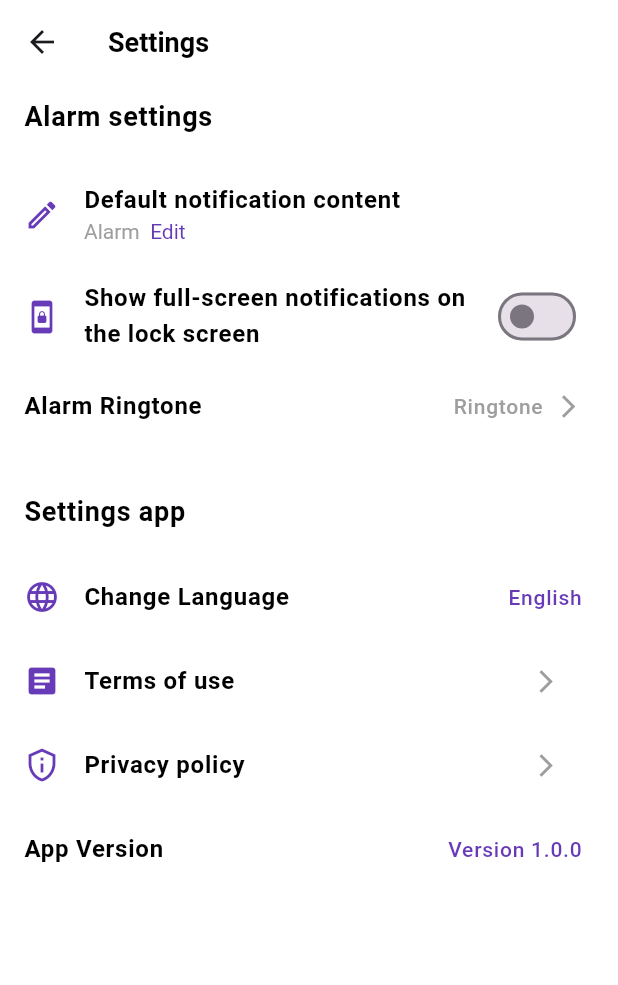
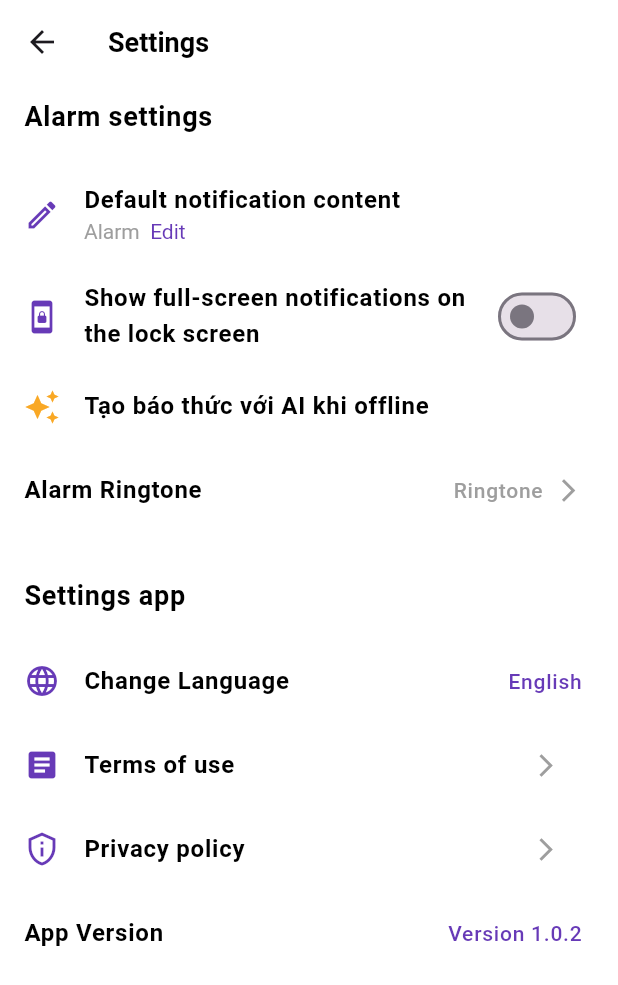
Before and after one commit to jeremienguyen20798/smart_clock, a Flutter app: the screen it shows after launch, after a tap on the "more vert" icon, on a phone screen of 412 x 824 dp. Shown: the top 985 px of the screen. Run offline on Flutter 3.47's test engine with Material 3 defaults, Android fonts, the phone set to English and light mode, and no system bars; our stand-ins replace bloc, easy_localization, equatable, firebase_core, firebase_remote_config, flutter_bloc and 8 more; missing offline and left inert: android_power_manager; accounts and stored records are empty; project files that could hold a hidden picture were left out.

Commit message:
Commit code: Edit ui app.

```diff
--- a/lib/core/utils/dialog_utils.dart
+++ b/lib/core/utils/dialog_utils.dart
@@ -27,7 +27,7 @@ class DialogUtils {
   }
 
   static void showAlertDialog(BuildContext context, String title,
-      String content, Function() onSettings) {
+      String content, Function() onSettings, Function() onCancel) {
     showDialog(
         context: context,
         builder: (BuildContext context) {
@@ -35,6 +35,8 @@ class DialogUtils {
         }).then((value) {
       if (value != null) {
         onSettings();
+      } else {
+        onCancel();
       }
     });
   }
--- a/lib/features/home/bloc/home_bloc.dart
+++ b/lib/features/home/bloc/home_bloc.dart
@@ -37,6 +37,7 @@ class HomeBloc extends Bloc<HomeEvent, HomeState> {
     on<OnControlAlarmByToggleSwitchEvent>(_onControlAlarmByToggleSwitch);
     on<OnReloadAlarmListEvent>(_onReloadAlarmList);
     on<OnShowAlertDialogEvent>(_onShowAlertDialog);
+    on<OnCancelAlertDialogEvent>(_onCancelAlertDialog);
   }
 
   Future<void> _onRequestPermission(
@@ -192,4 +193,9 @@ class HomeBloc extends Bloc<HomeEvent, HomeState> {
       OnShowAlertDialogEvent event, Emitter<HomeState> emitter) {
     emitter(ShowAlertDialogState(event.isShowDialog));
   }
+
+  void _onCancelAlertDialog(
+      OnCancelAlertDialogEvent event, Emitter<HomeState> emitter) {
+    emitter(CancelAlertDialogState());
+  }
 }
--- a/lib/features/home/bloc/home_event.dart
+++ b/lib/features/home/bloc/home_event.dart
@@ -60,3 +60,5 @@ class OnShowAlertDialogEvent extends HomeEvent {
 
   OnShowAlertDialogEvent(this.isShowDialog);
 }
+
+class OnCancelAlertDialogEvent extends HomeEvent {}
--- a/lib/features/home/bloc/home_state.dart
+++ b/lib/features/home/bloc/home_state.dart
@@ -108,3 +108,5 @@ class ShowAlertDialogState extends HomeState {
   @override
   List<Object?> get props => [isShowDialog];
 }
+
+class CancelAlertDialogState extends HomeState {}
--- a/lib/features/home/view/home_view.dart
+++ b/lib/features/home/view/home_view.dart
@@ -14,7 +14,7 @@ import 'package:smart_clock/shared/widgets/prompt_widget.dart';
 import 'package:smart_clock/features/settings/view/settings_page.dart';
 
 List<Alarm> alarmList = [];
-bool isDelete = false, isShowDialog = false;
+bool isDelete = false;
 List<Alarm>? deleteAlarms;
 String? recognizeText, prompt;
 
@@ -23,7 +23,7 @@ class HomeView extends StatelessWidget {
 
   @override
   Widget build(BuildContext context) {
-    return BlocBuilder<HomeBloc, HomeState>(
+    return BlocConsumer<HomeBloc, HomeState>(
       builder: (context, state) {
         if (state is GetAlarmListState) {
           prompt = null;
@@ -49,8 +49,6 @@ class HomeView extends StatelessWidget {
           prompt = state.result;
         } else if (state is ReloadAlarmListState) {
           alarmList = state.alarmList;
-        } else if (state is ShowAlertDialogState) {
-          isShowDialog = state.isShowDialog;
         }
         return Scaffold(
           backgroundColor: Colors.white,
@@ -73,12 +71,6 @@ class HomeView extends StatelessWidget {
                   fontWeight: FontWeight.bold,
                 )),
             actions: [
-              kDebugMode
-                  ? IconButton(
-                      onPressed: () {},
-                      icon: const Icon(Icons.g_translate,
-                          color: Colors.deepPurple))
-                  : const SizedBox(),
               IconButton(
                   onPressed: () {
                     Navigator.push(
@@ -103,24 +95,7 @@ class HomeView extends StatelessWidget {
                   : AlarmList(alarmList: alarmList, deleteList: deleteAlarms),
           floatingActionButton: isDelete
               ? null
-              : Column(
-                  crossAxisAlignment: CrossAxisAlignment.start,
-                  mainAxisSize: MainAxisSize.min,
-                  children: [
-                    kDebugMode
-                        ? MaterialButton(
-                            elevation: 2.5,
-                            minWidth: 56.0,
-                            height: 56.0,
-                            color: Colors.deepPurple,
-                            shape: RoundedRectangleBorder(
-                                borderRadius: BorderRadius.circular(100.0)),
-                            onPressed: () {},
-                            child: const Icon(Icons.event, color: Colors.white),
-                          )
-                        : const SizedBox(),
-                    const SizedBox(height: 12.0),
-                    MaterialButton(
+              : MaterialButton(
                   elevation: 2.5,
                   minWidth: 56.0,
                   height: 56.0,
@@ -128,24 +103,11 @@ class HomeView extends StatelessWidget {
                   shape: RoundedRectangleBorder(
                       borderRadius: BorderRadius.circular(100.0)),
                   onPressed: () {
-                        if (isShowDialog) {
-                          DialogUtils.showAlertDialog(
-                              context, 'warning'.tr(), 'warningContent'.tr(),
-                              () async {
-                            isShowDialog = await BatterySaverUtils
-                                .openBatterySaverSetting();
-                          });
-                        } else {
-                          context
-                              .read<HomeBloc>()
-                              .add(OnGetTextFromSpeechEvent());
-                        }
+                    context.read<HomeBloc>().add(OnGetTextFromSpeechEvent());
                   },
                   child: kDebugMode
                       ? const Icon(Icons.add)
                       : const Icon(Icons.mic),
-                    ),
-                  ],
                 ),
           persistentFooterAlignment: AlignmentDirectional.center,
           persistentFooterButtons: isDelete
@@ -172,10 +134,8 @@ class HomeView extends StatelessWidget {
                       children: [
                         const Icon(Icons.delete_outline, color: Colors.black),
                         const SizedBox(height: 4.0),
-                        Text(
-                          'deleteAlarm'.tr(),
-                          style: const TextStyle(color: Colors.black),
-                        )
+                        Text('deleteAlarm'.tr(),
+                            style: const TextStyle(color: Colors.black))
                       ],
                     ),
                   ),
@@ -183,6 +143,16 @@ class HomeView extends StatelessWidget {
               : null,
         );
       },
+      listener: (BuildContext context, HomeState state) {
+        if (state is ShowAlertDialogState) {
+          DialogUtils.showAlertDialog(
+              context, 'warning'.tr(), 'warningContent'.tr(), () async {
+            await BatterySaverUtils.openBatterySaverSetting();
+          }, () {
+            context.read<HomeBloc>().add(OnCancelAlertDialogEvent());
+          });
+        }
+      },
     );
   }
 }
--- a/lib/features/settings/view/settings_view.dart
+++ b/lib/features/settings/view/settings_view.dart
@@ -3,6 +3,7 @@ import 'package:easy_localization/easy_localization.dart';
 import 'package:flutter/gestures.dart';
 import 'package:flutter/material.dart';
 import 'package:flutter_bloc/flutter_bloc.dart';
+import 'package:flutter_easyloading/flutter_easyloading.dart';
 import 'package:smart_clock/core/extensions/locale_extension.dart';
 import 'package:smart_clock/core/utils/bottomsheet_utils.dart';
 import 'package:smart_clock/features/settings/bloc/settings_bloc.dart';
@@ -110,6 +111,22 @@ class SettingsView extends StatelessWidget {
                               .read<SettingsBloc>()
                               .add(OnFullScreenNotificationEvent());
                         }),
+                  ),
+                  ListTile(
+                    contentPadding: EdgeInsets.zero,
+                    onTap: () {
+                      EasyLoading.showToast('Tính năng đang phát triển');
+                    },
+                    leading:
+                        Icon(Icons.auto_awesome, color: Colors.yellow.shade800),
+                    title: Text(
+                      'Tạo báo thức với AI khi offline'.tr(),
+                      style: const TextStyle(
+                        fontSize: 16.0,
+                        color: Colors.black,
+                        fontWeight: FontWeight.bold,
+                      ),
+                    ),
                   ),
                   ListTile(
                     contentPadding: EdgeInsets.zero,
@@ -248,7 +265,7 @@ class SettingsView extends StatelessWidget {
                       ),
                     ),
                     trailing: const Text(
-                      'Version 1.0.0',
+                      'Version 1.0.2',
                       style: TextStyle(
                         fontSize: 14.0,
                         color: Colors.deepPurple,
--- a/pubspec.yaml
+++ b/pubspec.yaml
@@ -16,7 +16,7 @@ publish_to: 'none' # Remove this line if you wish to publish to pub.dev
 # https://developer.apple.com/library/archive/documentation/General/Reference/InfoPlistKeyReference/Articles/CoreFoundationKeys.html
 # In Windows, build-name is used as the major, minor, and patch parts
 # of the product and file versions while build-number is used as the build suffix.
-version: 1.0.0+1
+version: 1.0.0+2
 
 environment:
   sdk: ^3.5.4
```
Also changed, not shown: lib/shared/widgets/change_language.dart (+0 -23 lines), 2 other files. Lines whose indentation alone changed are shown as unchanged.
